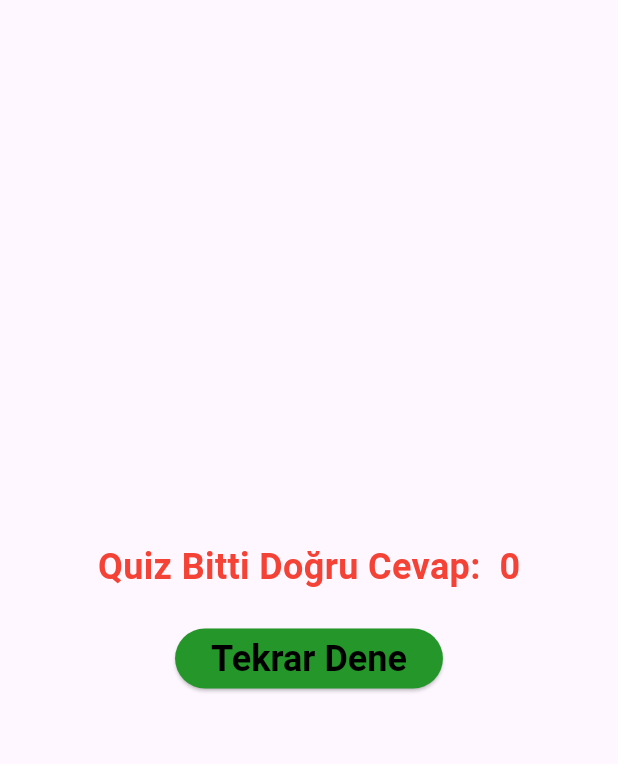
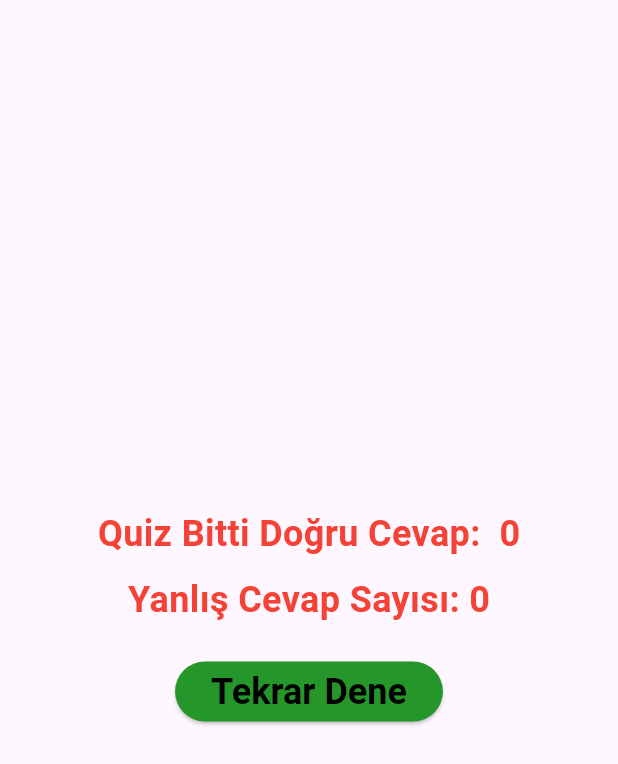
Before and after one commit to AtakulS/Quiz_App, a Flutter app: the ResultScreen screen opened directly with empty values, on a phone screen of 412 x 824 dp. Shown: the top 764 px of the screen. Run offline on Flutter 3.47's test engine with Material 3 defaults, Android fonts, the phone set to English and light mode, and no system bars.

Commit message:
düzenleme
yanlış cevap sayısı eklendi

```diff
--- a/lib/screens/quiz_screen.dart
+++ b/lib/screens/quiz_screen.dart
@@ -15,12 +15,15 @@ class _QuizScreenState extends State<QuizScreen> {
   int? selectedAnswerIndex;
   int questionIndex = 0;
   int score = 0;
+  int wrongAnswer = 0;
 
   void pickAnswer(int value) {
     selectedAnswerIndex = value;
     final question = questions[questionIndex];
     if (selectedAnswerIndex == question.correctAnswerIndex) {
       score++;
+    } else {
+      wrongAnswer++;
     }
     setState(() {});
   }
@@ -78,6 +81,7 @@ class _QuizScreenState extends State<QuizScreen> {
                         MaterialPageRoute(
                           builder: (_) => ResultScreen(
                             score: score,
+                            wrongAnswer: wrongAnswer,
                           ),
                         ),
                       );
--- a/lib/screens/result_screen.dart
+++ b/lib/screens/result_screen.dart
@@ -5,9 +5,11 @@ class ResultScreen extends StatelessWidget {
   const ResultScreen({
     super.key,
     required this.score,
+    required this.wrongAnswer,
   });
 
   final int score;
+  final int wrongAnswer;
 
   void goToFirstQuestion(BuildContext context) {
     Navigator.of(context).pushReplacement(
@@ -26,6 +28,17 @@ class ResultScreen extends StatelessWidget {
           children: [
             Text(
               'Quiz Bitti Doğru Cevap:  $score',
+              style: const TextStyle(
+                fontSize: 24,
+                fontWeight: FontWeight.bold,
+                color: Colors.red,
+              ),
+            ),
+            const SizedBox(
+              height: 10,
+            ),
+            Text(
+              'Yanlış Cevap Sayısı: $wrongAnswer',
               style: const TextStyle(
                 fontSize: 24,
                 fontWeight: FontWeight.bold,
```
